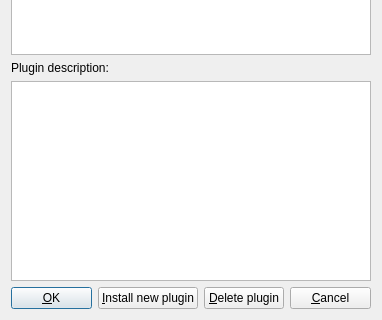
First picture: the form in mnemosyne/mnemosyne/pyqt_ui/manage_plugins_dlg.ui, repository mnemosyne-proj/mnemosyne, before the edit; both pictures show x 0 to 382 and y 176 to 496 of the 382 by 496 pixel window.
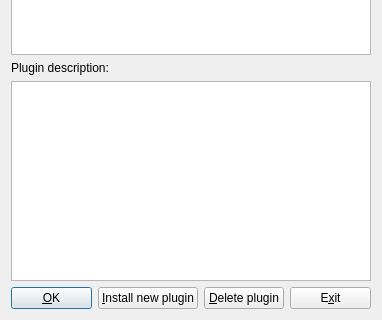
Second picture: the form after the edit.

```diff
--- a/mnemosyne/mnemosyne/pyqt_ui/manage_plugins_dlg.ui
+++ b/mnemosyne/mnemosyne/pyqt_ui/manage_plugins_dlg.ui
@@ -82,7 +82,7 @@
        <item>
         <widget class="QPushButton" name="cancel_button">
          <property name="text">
-          <string>&amp;Cancel</string>
+          <string>E&amp;xit</string>
          </property>
          <property name="autoDefault">
           <bool>false</bool>
```
Left out of the diff: 4 changed lines with no effect on the pictures.
